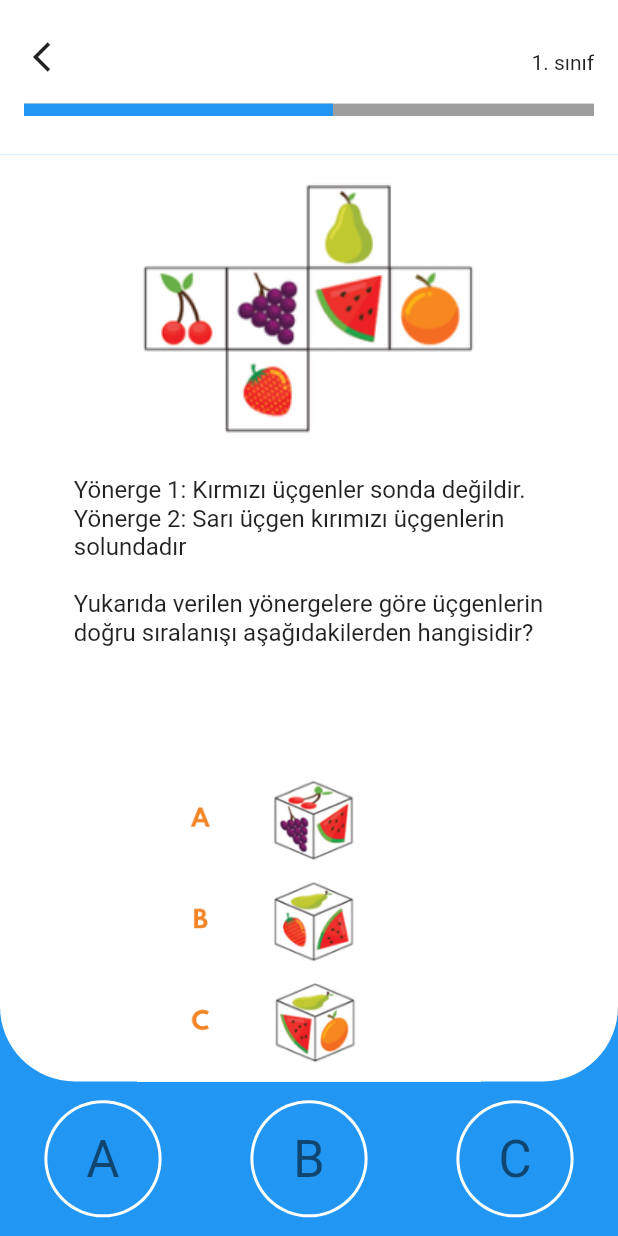
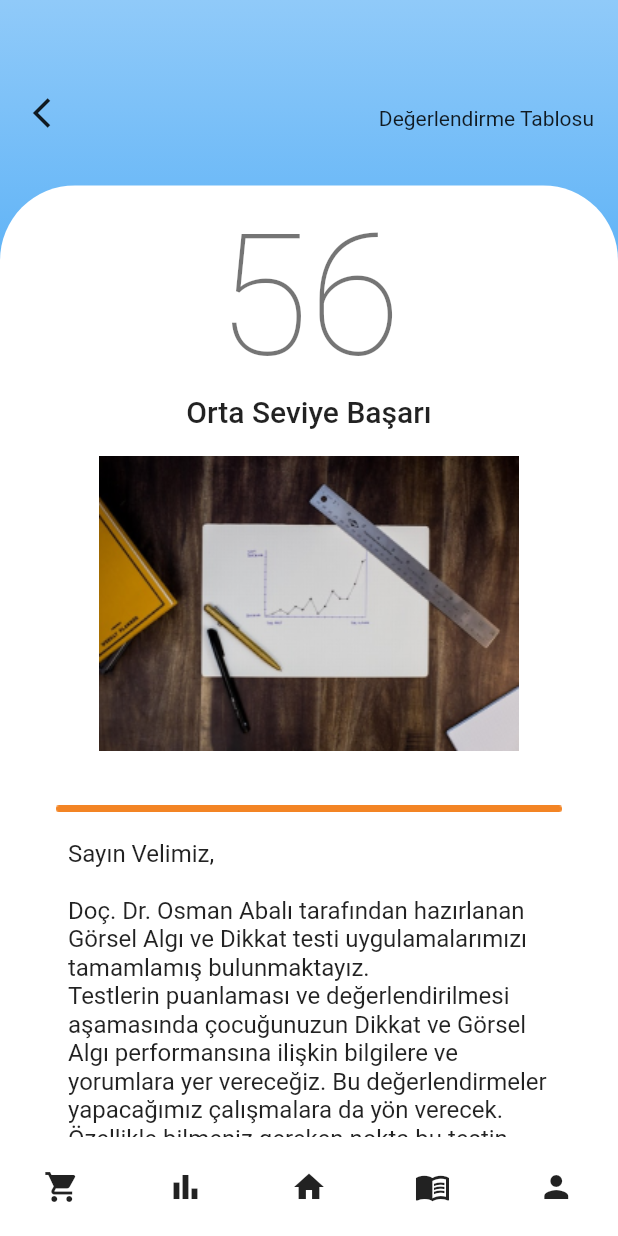
Before and after one commit to hasan-ciftci/dodi, a Flutter app: the screen it shows after launch, on a phone screen of 412 x 824 dp. Run offline on Flutter 3.47's test engine with Material 2 defaults, Android fonts, the phone set to English and light mode, and no system bars.

Commit message:
Result page simplified version added.

```diff
--- a/lib/core/constants/image_constants.dart
+++ b/lib/core/constants/image_constants.dart
@@ -15,6 +15,9 @@ class ImageConstants {
       (classNumber + 1).toString().classToPng;
 
   String get analysingIcon => "analyzing".toPng;
+  String get line => "line".toPng;
+  String get result => "result".toPng;
+
   String get soru1 => "soru1".mockQuestionToPng;
   String get soru2 => "soru2".mockQuestionToPng;
   String get soru3 => "soru3".mockQuestionToPng;
--- a/lib/main.dart
+++ b/lib/main.dart
@@ -1,4 +1,4 @@
-import 'package:dodi/view/question_view.dart';
+import 'package:dodi/view/result_view.dart';
 import 'package:flutter/material.dart';
 
 void main() {
@@ -11,7 +11,7 @@ class MyApp extends StatelessWidget {
     return MaterialApp(
       title: 'Flutter Demo',
       theme: ThemeData(),
-      home: QuestionView(),
+      home: ResultView(),
     );
   }
 }
--- /dev/null
+++ b/lib/view/result_view.dart
@@ -0,0 +1,234 @@
+import 'package:dodi/core/constants/image_constants.dart';
+import 'package:flutter/material.dart';
+
+class ResultView extends StatefulWidget {
+  @override
+  _ResultViewState createState() => _ResultViewState();
+}
+
+class _ResultViewState extends State<ResultView> {
+  @override
+  Widget build(BuildContext context) {
+    Size size = MediaQuery.of(context).size;
+
+    return Scaffold(
+      body: Stack(
+        children: [
+          buildBackground(size, context),
+          buildPageHeader(size),
+          buildBody(size, context),
+          buildAppBar(size, context)
+        ],
+      ),
+    );
+  }
+
+  Align buildBody(Size size, BuildContext context) {
+    return Align(
+      alignment: Alignment.bottomCenter,
+      child: Container(
+        height: size.height * .85,
+        width: size.width,
+        decoration: BoxDecoration(
+            color: Colors.white,
+            borderRadius: BorderRadius.only(
+              topRight: Radius.circular(50.0),
+              topLeft: Radius.circular(50.0),
+            )),
+        child: SingleChildScrollView(
+          child: Padding(
+            padding: EdgeInsets.only(
+              right: size.width * .09,
+              left: size.width * .09,
+              bottom: size.height * .1,
+              top: size.height * .01,
+            ),
+            child: Column(
+              children: [
+                buildResultPoint(context),
+                buildResultCaption(context),
+                buildResultImage(),
+                buildLine(),
+                buildInformationText(context, size),
+                buildButtons(size, context),
+              ],
+            ),
+          ),
+        ),
+      ),
+    );
+  }
+
+  Text buildResultPoint(BuildContext context) {
+    return Text(
+      "56",
+      style: Theme.of(context).textTheme.headline1,
+    );
+  }
+
+  Text buildResultCaption(BuildContext context) {
+    return Text("Orta Seviye Başarı",
+        style: Theme.of(context).textTheme.headline6);
+  }
+
+  Padding buildResultImage() {
+    return Padding(
+      padding: EdgeInsets.all(18.0),
+      child: Image.asset(ImageConstants.instance.result),
+    );
+  }
+
+  Padding buildLine() {
+    return Padding(
+      padding: EdgeInsets.symmetric(vertical: 18.0),
+      child: Image.asset(ImageConstants.instance.line),
+    );
+  }
+
+  Padding buildInformationText(BuildContext context, Size size) {
+    return Padding(
+      padding: EdgeInsets.symmetric(horizontal: size.width * .02),
+      child: Text(
+        """
+Sayın Velimiz,
+
+Doç. Dr. Osman Abalı tarafından hazırlanan Görsel Algı ve Dikkat testi uygulamalarımızı tamamlamış bulunmaktayız.
+Testlerin puanlaması ve değerlendirilmesi aşamasında çocuğunuzun Dikkat ve Görsel Algı performansına ilişkin bilgilere ve yorumlara yer vereceğiz. Bu değerlendirmeler yapacağımız çalışmalara da yön verecek.
+Özellikle bilmeniz gereken nokta bu testin sonuçlarının TIBBİ TANILAMA AMACIYLA KULLANILMAMAKTA oluşudur.
+
+Test puanları öğrencinin;
+
+Genel dikkat düzeyi
+Görsel algı performansı
+Parça-bütün ilişkisini görebilme
+Benzerlik ve farklılıkları ayırt edebilme
+Sözel önermeleri doğru okuyabilme ve yorumlayabilme becerisi
+Tablo-grafik yorumlama
+örüntü ilişkilerini kavrayabilme gibi konulardaki performansının yorumlanmasına dayanak oluşturmaktadır.
+                  """,
+        style: Theme.of(context).textTheme.subtitle1,
+      ),
+    );
+  }
+
+  Padding buildButtons(Size size, BuildContext context) {
+    return Padding(
+      padding: EdgeInsets.symmetric(horizontal: size.width * .02),
+      child: Row(
+        mainAxisAlignment: MainAxisAlignment.spaceBetween,
+        children: [
+          buildGraphsButton(size, context),
+          buildSuggestedProductsButton(size, context),
+        ],
+      ),
+    );
+  }
+
+  Align buildPageHeader(Size size) {
+    return Align(
+      alignment: Alignment.topCenter,
+      child: Container(
+        height: size.height * .125,
+        child: Padding(
+          padding: EdgeInsets.all(16.0),
+          child: Row(
+            mainAxisAlignment: MainAxisAlignment.spaceBetween,
+            crossAxisAlignment: CrossAxisAlignment.end,
+            children: [
+              Icon(Icons.arrow_back_ios_outlined),
+              Text("Değerlendirme Tablosu"),
+            ],
+          ),
+        ),
+      ),
+    );
+  }
+
+  Align buildAppBar(Size size, BuildContext context) {
+    return Align(
+      alignment: Alignment.bottomCenter,
+      child: Container(
+        height: size.height * .08,
+        decoration: BoxDecoration(
+          borderRadius: BorderRadius.only(
+              topLeft: Radius.circular(30), topRight: Radius.circular(30)),
+          color: Theme.of(context).bottomAppBarColor,
+        ),
+        child: Row(
+          mainAxisAlignment: MainAxisAlignment.spaceAround,
+          children: [
+            Icon(Icons.shopping_cart),
+            Icon(Icons.bar_chart),
+            Icon(Icons.home),
+            Icon(Icons.menu_book),
+            Icon(Icons.person),
+          ],
+        ),
+      ),
+    );
+  }
+
+  Container buildBackground(Size size, BuildContext context) {
+    return Container(
+      height: size.height,
+      width: size.width,
+      decoration: BoxDecoration(
+        gradient: LinearGradient(
+          begin: Alignment.topCenter,
+          end: Alignment.bottomCenter,
+          stops: [0.0, 0.5],
+          colors: [
+            Theme.of(context).backgroundColor,
+            Theme.of(context).primaryColor,
+          ],
+        ),
+      ),
+    );
+  }
+
+  SizedBox buildGraphsButton(Size size, BuildContext context) {
+    return SizedBox(
+      height: size.height * .15,
+      child: Center(
+        child: SizedBox(
+          height: size.height * .08,
+          width: size.width * .35,
+          child: ElevatedButton(
+            onPressed: () {},
+            child: Text(
+              "Grafikler",
+              textAlign: TextAlign.center,
+              style: Theme.of(context).textTheme.headline5,
+            ),
+            style: ButtonStyle(
+              shape: MaterialStateProperty.all(StadiumBorder()),
+            ),
+          ),
+        ),
+      ),
+    );
+  }
+
+  SizedBox buildSuggestedProductsButton(Size size, BuildContext context) {
+    return SizedBox(
+      height: size.height * .15,
+      child: Center(
+        child: SizedBox(
+          height: size.height * .08,
+          width: size.width * .35,
+          child: ElevatedButton(
+            onPressed: () {},
+            child: Text(
+              "Tavsiye Ürünler",
+              textAlign: TextAlign.center,
+              style: Theme.of(context).textTheme.headline5,
+            ),
+            style: ButtonStyle(
+              shape: MaterialStateProperty.all(StadiumBorder()),
+            ),
+          ),
+        ),
+      ),
+    );
+  }
+}
--- a/pubspec.yaml
+++ b/pubspec.yaml
@@ -22,6 +22,8 @@ flutter:
   assets:
     - assets/image/classes/
     - assets/image/analyzing.png
+    - assets/image/line.png
+    - assets/image/result.png
     - assets/image/mockquestions/soru1.png
     - assets/image/mockquestions/soru2.png
     - assets/image/mockquestions/soru3.png
```
Also changed, not shown: assets/image/line.png (added), assets/image/result.png (added).
